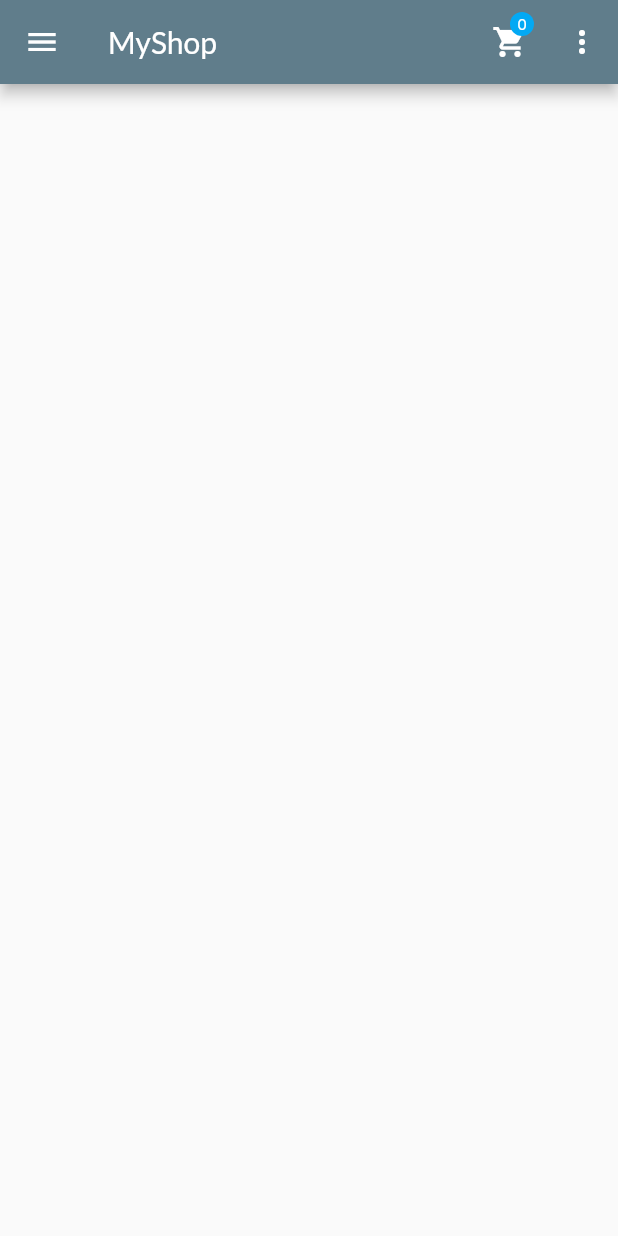
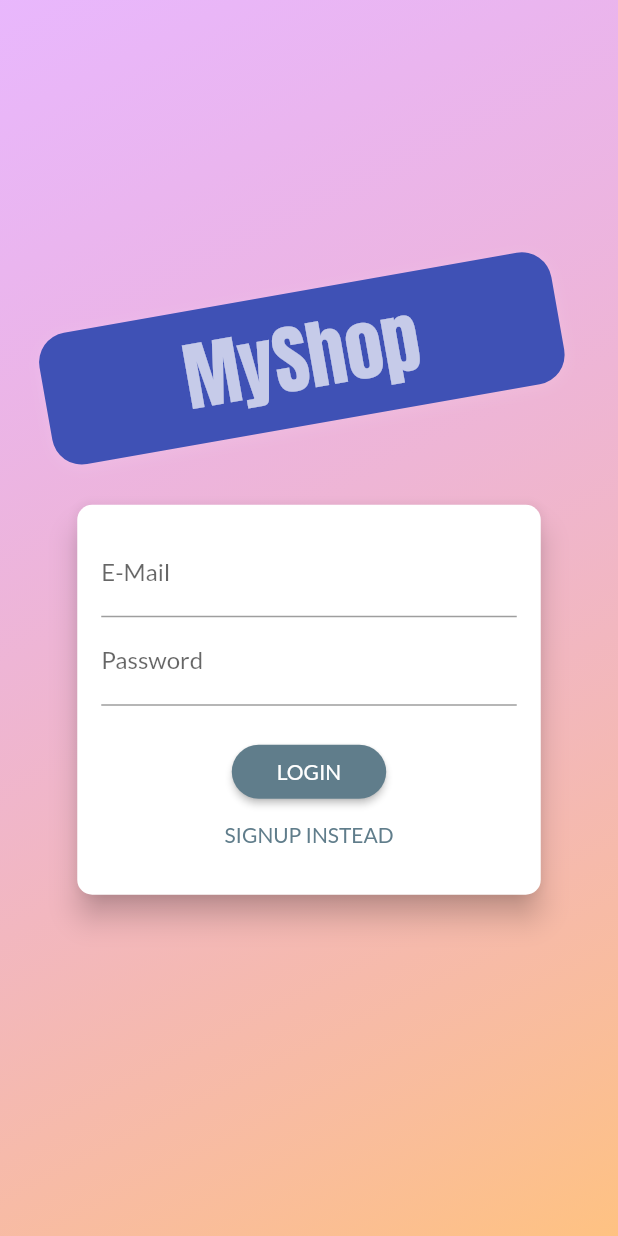
Before and after one commit to channaveerayya/ShopApp, a Flutter app: the screen it shows after launch, on a phone screen of 412 x 824 dp. Run offline on Flutter 3.47's test engine with Material 2 defaults, Android fonts, the phone set to English and light mode, and no system bars.

Commit message:
adding auth screen to the project

```diff
--- a/lib/main.dart
+++ b/lib/main.dart
@@ -1,5 +1,6 @@
 import 'package:ShopApp/providers/cart.dart';
 import 'package:ShopApp/providers/orders.dart';
+import 'package:ShopApp/screens/auth_screen.dart';
 import 'package:ShopApp/screens/cart_screem.dart';
 import 'package:ShopApp/screens/edit_product_screen.dart';
 import 'package:ShopApp/screens/user_products_screen.dart';
@@ -33,7 +34,7 @@ class MyApp extends StatelessWidget {
             primarySwatch: Colors.blueGrey,
             accentColor: Colors.lightBlue,
             fontFamily: 'Lato'),
-        home: ProductOverviewScreen(),
+        home: AuthScreen(),
         routes: {
           ProductDetailScreen.productDetailScreenRoute: (ctx) =>
               ProductDetailScreen(),
--- /dev/null
+++ b/lib/screens/auth_screen.dart
@@ -0,0 +1,224 @@
+import 'dart:math';
+
+import 'package:flutter/material.dart';
+
+enum AuthMode { Signup, Login }
+
+class AuthScreen extends StatelessWidget {
+  static const routeName = '/auth';
+
+  @override
+  Widget build(BuildContext context) {
+    final deviceSize = MediaQuery.of(context).size;
+    // final transformConfig = Matrix4.rotationZ(-8 * pi / 180);
+    // transformConfig.translate(-10.0);
+    return Scaffold(
+      // resizeToAvoidBottomInset: false,
+      body: Stack(
+        children: <Widget>[
+          Container(
+            decoration: BoxDecoration(
+              gradient: LinearGradient(
+                colors: [
+                  Color.fromRGBO(215, 117, 255, 1).withOpacity(0.5),
+                  Color.fromRGBO(255, 188, 117, 1).withOpacity(0.9),
+                ],
+                begin: Alignment.topLeft,
+                end: Alignment.bottomRight,
+                stops: [0, 1],
+              ),
+            ),
+          ),
+          SingleChildScrollView(
+            child: Container(
+              height: deviceSize.height,
+              width: deviceSize.width,
+              child: Column(
+                mainAxisAlignment: MainAxisAlignment.center,
+                crossAxisAlignment: CrossAxisAlignment.center,
+                children: <Widget>[
+                  Flexible(
+                    child: Container(
+                      margin: EdgeInsets.only(bottom: 20.0),
+                      padding:
+                          EdgeInsets.symmetric(vertical: 8.0, horizontal: 94.0),
+                      transform: Matrix4.rotationZ(-10 * pi / 180)
+                        ..translate(-10.0),
+                      // ..translate(-10.0),
+                      decoration: BoxDecoration(
+                        borderRadius: BorderRadius.circular(20),
+                        color: Colors.indigo,
+                        boxShadow: [
+                          BoxShadow(
+                            blurRadius: 8,
+                            color: Colors.white10,
+                            offset: Offset(0, 2),
+                          )
+                        ],
+                      ),
+                      child: Text(
+                        'MyShop',
+                        style: TextStyle(
+                          color: Colors.white70,
+                          fontSize: 50,
+                          fontFamily: 'Anton',
+                          fontWeight: FontWeight.normal,
+                        ),
+                      ),
+                    ),
+                  ),
+                  Flexible(
+                    flex: deviceSize.width > 600 ? 2 : 1,
+                    child: AuthCard(),
+                  ),
+                ],
+              ),
+            ),
+          ),
+        ],
+      ),
+    );
+  }
+}
+
+class AuthCard extends StatefulWidget {
+  const AuthCard({
+    Key key,
+  }) : super(key: key);
+
+  @override
+  _AuthCardState createState() => _AuthCardState();
+}
+
+class _AuthCardState extends State<AuthCard> {
+  final GlobalKey<FormState> _formKey = GlobalKey();
+  AuthMode _authMode = AuthMode.Login;
+  Map<String, String> _authData = {
+    'email': '',
+    'password': '',
+  };
+  var _isLoading = false;
+  final _passwordController = TextEditingController();
+
+  void _submit() {
+    if (!_formKey.currentState.validate()) {
+      // Invalid!
+      return;
+    }
+    _formKey.currentState.save();
+    setState(() {
+      _isLoading = true;
+    });
+    if (_authMode == AuthMode.Login) {
+      // Log user in
+    } else {
+      // Sign user up
+    }
+    setState(() {
+      _isLoading = false;
+    });
+  }
+
+  void _switchAuthMode() {
+    if (_authMode == AuthMode.Login) {
+      setState(() {
+        _authMode = AuthMode.Signup;
+      });
+    } else {
+      setState(() {
+        _authMode = AuthMode.Login;
+      });
+    }
+  }
+
+  @override
+  Widget build(BuildContext context) {
+    final deviceSize = MediaQuery.of(context).size;
+    return Card(
+      shape: RoundedRectangleBorder(
+        borderRadius: BorderRadius.circular(10.0),
+      ),
+      elevation: 8.0,
+      child: Container(
+        height: _authMode == AuthMode.Signup ? 320 : 260,
+        constraints:
+            BoxConstraints(minHeight: _authMode == AuthMode.Signup ? 320 : 260),
+        width: deviceSize.width * 0.75,
+        padding: EdgeInsets.all(16.0),
+        child: Form(
+          key: _formKey,
+          child: SingleChildScrollView(
+            child: Column(
+              children: <Widget>[
+                TextFormField(
+                  decoration: InputDecoration(labelText: 'E-Mail'),
+                  keyboardType: TextInputType.emailAddress,
+                  validator: (value) {
+                    if (value.isEmpty || !value.contains('@')) {
+                      return 'Invalid email!';
+                    }
+                  },
+                  onSaved: (value) {
+                    _authData['email'] = value;
+                  },
+                ),
+                TextFormField(
+                  decoration: InputDecoration(labelText: 'Password'),
+                  obscureText: true,
+                  controller: _passwordController,
+                  validator: (value) {
+                    if (value.isEmpty || value.length < 5) {
+                      return 'Password is too short!';
+                    }
+                  },
+                  onSaved: (value) {
+                    _authData['password'] = value;
+                  },
+                ),
+                if (_authMode == AuthMode.Signup)
+                  TextFormField(
+                    enabled: _authMode == AuthMode.Signup,
+                    decoration: InputDecoration(labelText: 'Confirm Password'),
+                    obscureText: true,
+                    validator: _authMode == AuthMode.Signup
+                        ? (value) {
+                            if (value != _passwordController.text) {
+                              return 'Passwords do not match!';
+                            }
+                          }
+                        : null,
+                  ),
+                SizedBox(
+                  height: 20,
+                ),
+                if (_isLoading)
+                  CircularProgressIndicator()
+                else
+                  RaisedButton(
+                    child:
+                        Text(_authMode == AuthMode.Login ? 'LOGIN' : 'SIGN UP'),
+                    onPressed: _submit,
+                    shape: RoundedRectangleBorder(
+                      borderRadius: BorderRadius.circular(30),
+                    ),
+                    padding:
+                        EdgeInsets.symmetric(horizontal: 30.0, vertical: 8.0),
+                    color: Theme.of(context).primaryColor,
+                    textColor: Theme.of(context).primaryTextTheme.button.color,
+                  ),
+                FlatButton(
+                  child: Text(
+                      '${_authMode == AuthMode.Login ? 'SIGNUP' : 'LOGIN'} INSTEAD'),
+                  onPressed: _switchAuthMode,
+                  padding: EdgeInsets.symmetric(horizontal: 30.0, vertical: 4),
+                  materialTapTargetSize: MaterialTapTargetSize.shrinkWrap,
+                  textColor: Theme.of(context).primaryColor,
+                ),
+              ],
+            ),
+          ),
+        ),
+      ),
+    );
+  }
+}
```
